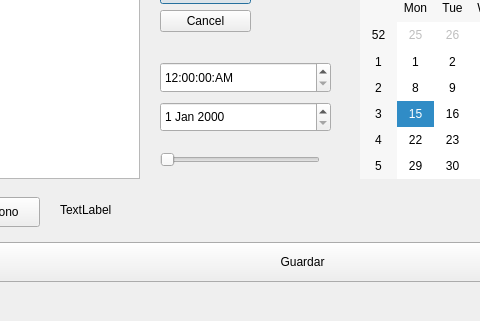
ahilacondo/Qt-Alarm, file forms/mainwindow.ui: the form before one commit; both pictures show x 90 to 570 and y 214 to 535 of the 780 by 535 pixel window.
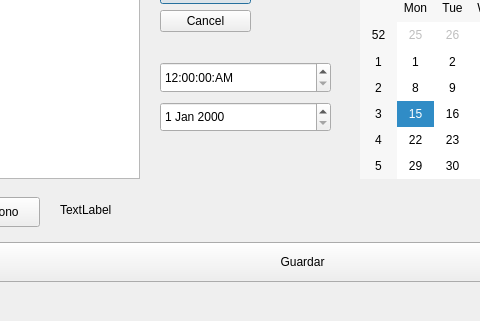
The form after the commit.

```diff
--- a/forms/mainwindow.ui
+++ b/forms/mainwindow.ui
@@ -82,19 +82,6 @@
      <string>Guardar</string>
     </property>
    </widget>
-   <widget class="QSlider" name="VolumeSlider">
-    <property name="geometry">
-     <rect>
-      <x>250</x>
-      <y>330</y>
-      <width>160</width>
-      <height>16</height>
-     </rect>
-    </property>
-    <property name="orientation">
-     <enum>Qt::Orientation::Horizontal</enum>
-    </property>
-   </widget>
    <widget class="QListWidget" name="listWidget">
     <property name="geometry">
      <rect>
```
Left out of the diff: 2 changed lines with no effect on the pictures.
